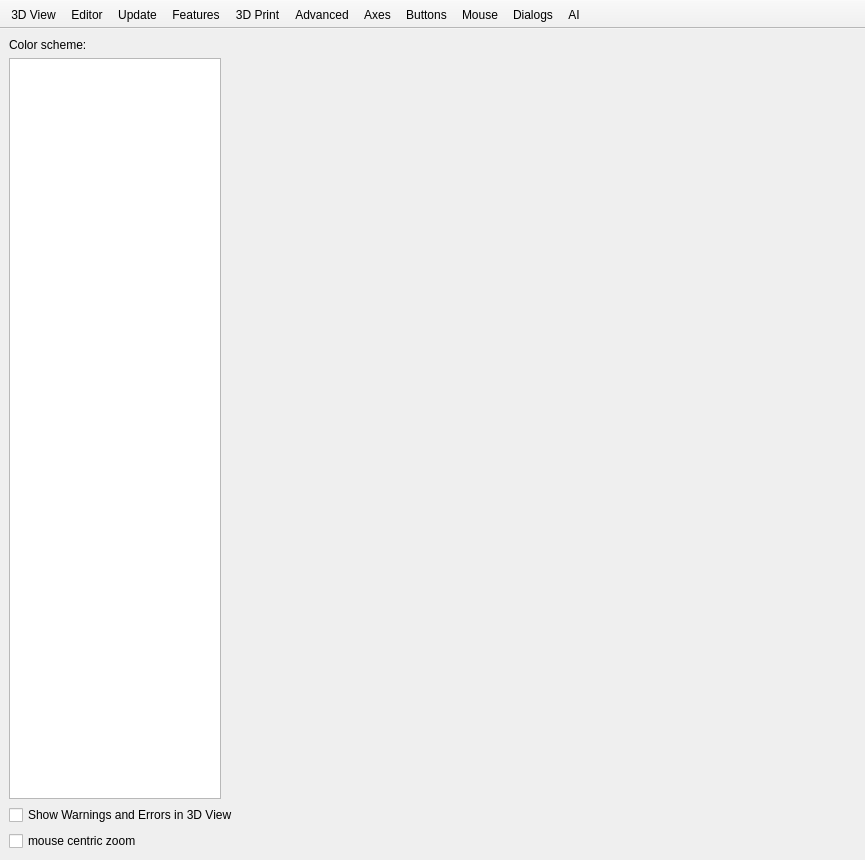
Old version of the form src/gui/Preferences.ui in the repository openscad/openscad.
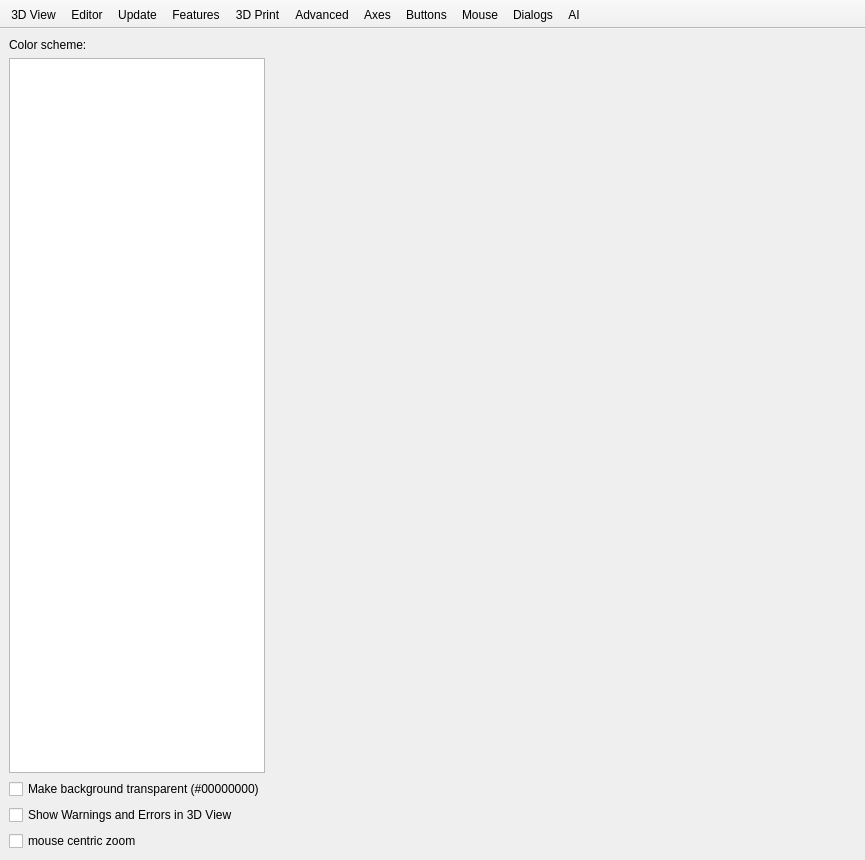
New version of the form. The open tabs and pages were chosen to show the change. Icons and pictures are not drawn. Custom widgets are drawn as their Qt base class.

Commit message: Add Preferences checkbox to make any color scheme background transparent

Diff of the .ui file:
```diff
--- a/src/gui/Preferences.ui
+++ b/src/gui/Preferences.ui
@@ -70,6 +70,16 @@
               </property>
              </widget>
             </item>
+            <item>
+             <widget class="QCheckBox" name="checkBoxTransparentColorSchemeBackground">
+              <property name="text">
+               <string>Make background transparent (#00000000)</string>
+              </property>
+              <property name="checked">
+               <bool>false</bool>
+              </property>
+             </widget>
+            </item>
            </layout>
           </item>
           <item>
```
The commit also changes 5 other files.
